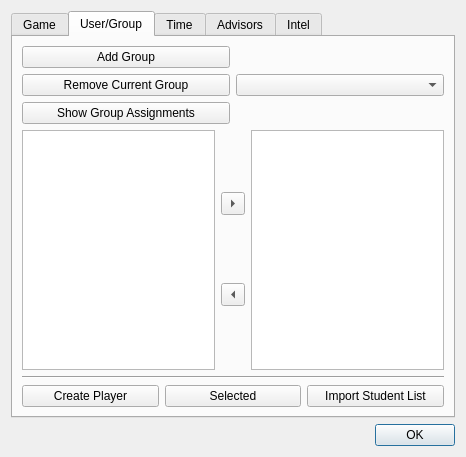
Above: ui/EditScenarioDialog.ui from dmzdev/stance before the change. Below: the same form after it.
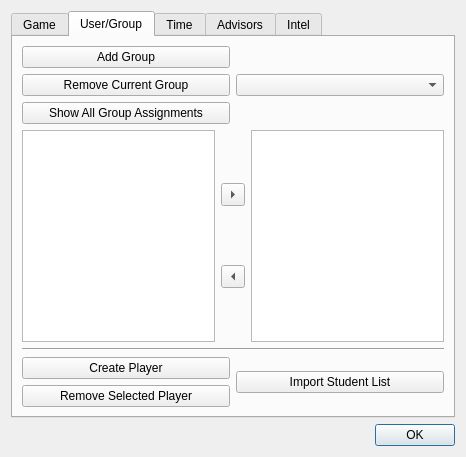
That is the form after the change.

Commit message: Implemented "Show All Groups" button.

```diff
--- a/ui/EditScenarioDialog.ui
+++ b/ui/EditScenarioDialog.ui
@@ -122,7 +122,7 @@
            <item>
             <widget class="QPushButton" name="pushButton_4">
              <property name="text">
-              <string>Show Group Assignments</string>
+              <string>Show All Group Assignments</string>
              </property>
             </widget>
            </item>
@@ -177,6 +177,8 @@
        <item>
         <layout class="QHBoxLayout" name="horizontalLayout_8">
          <item>
+          <layout class="QVBoxLayout" name="verticalLayout_13">
+           <item>
           <widget class="QPushButton" name="createPlayerButton">
            <property name="text">
             <string>Create Player</string>
@@ -186,9 +188,11 @@
          <item>
           <widget class="QPushButton" name="removePlayerButton">
            <property name="text">
-            <string>Selected</string>
-           </property>
-          </widget>
+              <string>Remove Selected Player</string>
+             </property>
+            </widget>
+           </item>
+          </layout>
          </item>
          <item>
           <widget class="QPushButton" name="importStudentListButton">
```
Left out of the diff: 2 changed lines with no effect on the pictures. Lines whose indentation alone changed are shown as unchanged. The commit also changes 2 other files.
